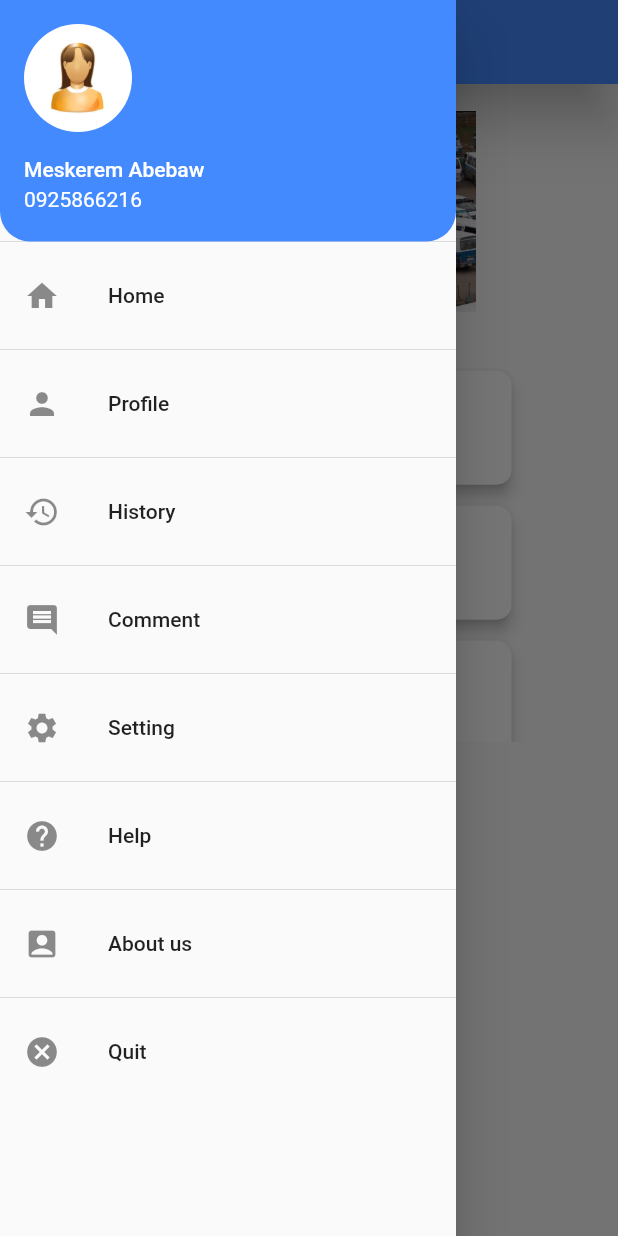
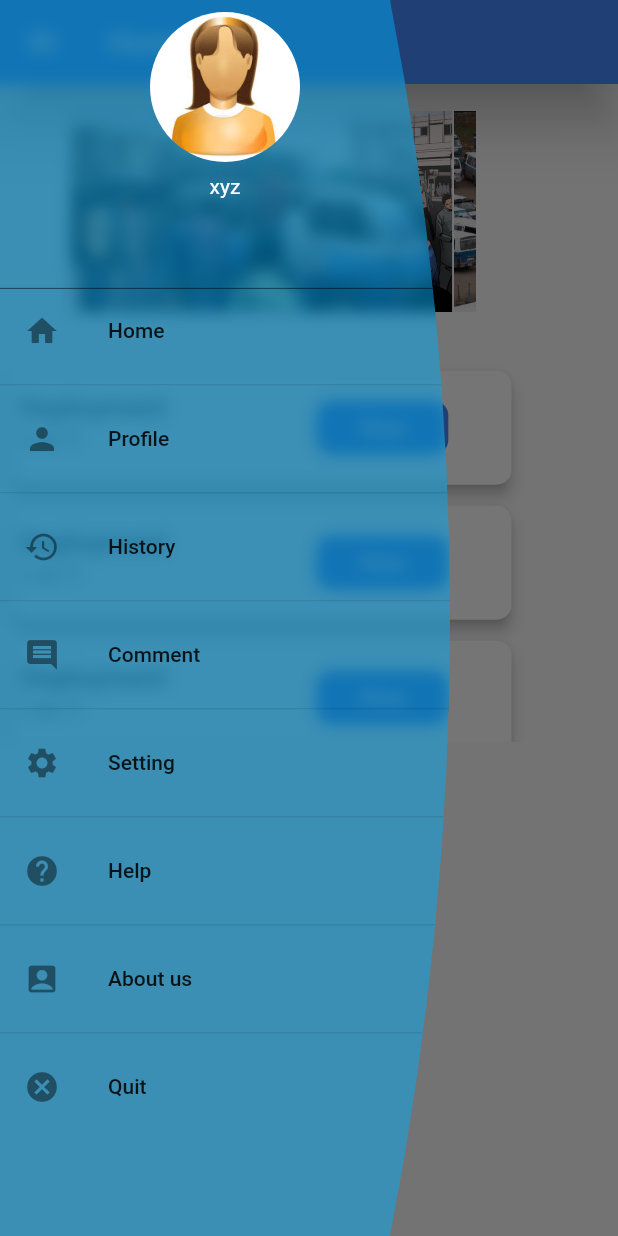
Before and after one commit to CSE5202/EVDCS-Mobile-App, a Flutter app: the Home screen opened directly, with the side drawer open, on a phone screen of 412 x 824 dp. Run offline on Flutter 3.47's test engine with Material 2 defaults, Android fonts, the phone set to English and light mode, and no system bars; our stand-ins replace flare_flutter, wave.

Commit message:
updatedversion of driver mobile app ui

```diff
--- a/lib/home.dart
+++ b/lib/home.dart
@@ -1,42 +1,57 @@
 import 'dart:io';
+import 'dart:ui';
 
 import 'package:flutter/material.dart';
 import 'package:project/dialog2.dart';
 import 'package:project/history.dart';
-import 'page1.dart';
+import 'package:project/utils/OvalRightBorderClipper.dart';
 import 'setting.dart';
 import 'history.dart';
 import 'dialog1.dart';
 import 'dialog2.dart';
 import 'comment.dart';
-class Home extends StatelessWidget{
-  String h=null;
+class Home extends StatefulWidget {
   @override
-  Widget build(BuildContext context){
-    var userAccountsDrawerHeader = new UserAccountsDrawerHeader(
+  _HomeState createState() => _HomeState();
+}
+
+class _HomeState extends State<Home> {
+
+    Widget StylishDrawer(){
+      return ClipPath(
+        clipper:OvalRightBorderClipper(),
+        child: Container(
+          width: 300,
+          child: Stack(
+            children: <Widget>[
+              BackdropFilter(filter: ImageFilter.blur(sigmaX:5.0, sigmaY: 5.0),
+              child: Container(
                 decoration: BoxDecoration(
-        borderRadius: BorderRadius.only(bottomLeft:Radius.circular(20),bottomRight:Radius.circular(20)),
-        color: Colors.blueAccent,
+                  color: Colors.lightBlue.withOpacity(0.5),
+                )
 
               ),
-                accountName: Text("Meskerem Abebaw"),
-                accountEmail: Text('0925866216'),
-                currentAccountPicture: CircleAvatar(backgroundColor:Colors.white,
-                child:Image.asset('images/i1.jpg',width: 50,)),
-
-              );
-    return Scaffold(
-      appBar: AppBar(
-        title: Text('Home'),
-        backgroundColor: Colors.blueAccent,
-        elevation: 15,
-
               ),
-        drawer: Drawer(
+              Container(
                 child: ListView(
-            children:<Widget>[
-              userAccountsDrawerHeader,
-
+                  children: <Widget>[
+                    Column(
+                      children: <Widget>[
+                        Padding(
+                          padding: const EdgeInsets.all(8.0),
+                          child: SizedBox(
+                            width: 100,
+                            height: 100,
+                            child: CircleAvatar(backgroundImage: AssetImage('images/i1.jpg'),
+                            )
+                          ),
+                        ),
+                        Text("xyz",style: TextStyle(color: Colors.white),
+                        ),
+                      ],
+                    ),
+                    SizedBox(height: 60),
+                    Divider(height: 0.5, color:Colors.black54,),
                     ListTile(
                 title: Text('Home'),
                 leading: Icon(Icons.home),
@@ -115,8 +130,26 @@ class Home extends StatelessWidget{
                 },
               ),
 
+
                   ]
+                )
+
               ),
+            ],
+          )
+        )
+      );
+
+    }
+  @override
+  Widget build(BuildContext context) {
+      return Scaffold(
+          drawer: StylishDrawer(),
+      appBar: AppBar(
+        title: Text('Home'),
+        backgroundColor: Colors.blueAccent,
+        elevation: 15,
+
         ),
       body: Column(
 
@@ -257,4 +290,9 @@ class Home extends StatelessWidget{
           )]))
         ])
 
-    );}}
+
+
+    );
+
+  }
+}
--- /dev/null
+++ b/lib/utils/OvalRightBorderClipper.dart
@@ -0,0 +1,22 @@
+import 'package:flutter/material.dart';
+
+class OvalRightBorderClipper extends CustomClipper<Path> {
+  @override
+  Path getClip(Size size) {
+    var path = Path();
+    path.lineTo(0, 0);
+    path.lineTo(size.width-40, 0);
+    path.quadraticBezierTo(
+        size.width, size.height / 4, size.width, size.height/2);
+    path.quadraticBezierTo(
+        size.width, size.height - (size.height / 4), size.width-40, size.height);
+    path.lineTo(0, size.height);
+    return path;
+  }
+
+  @override
+  bool shouldReclip(CustomClipper<Path> oldClipper) {
+    return true;
+  }
+
+}
--- a/pubspec.yaml
+++ b/pubspec.yaml
@@ -19,6 +19,11 @@ environment:
 dependencies:
   flutter:
     sdk: flutter
+  flare_flutter: any
+  flutter_swiper: ^1.1.4
+  wave: ^0.0.8
+  font_awesome_flutter: ^8.2.0
+  http: ^0.12.0+4
 
   # The following adds the Cupertino Icons font to your application.
   # Use with the CupertinoIcons class for iOS style icons.
@@ -52,6 +57,7 @@ flutter:
     - images/t5.jpg
     - images/t6.jpg
     - images/t7.jpg
+    - images/assets/flare/bus.flr
 
   # An image asset can refer to one or more resolution-specific "variants", see
   # https://flutter.dev/assets-and-images/#resolution-aware.
```
Also changed, not shown: lib/main.dart (+41 -43 lines), lib/page1.dart (+79 -69 lines), lib/page2.dart (+78 -70 lines), lib/setting.dart (+30 -3 lines), pubspec.lock, 1 other file. Lines whose indentation alone changed are shown as unchanged.
